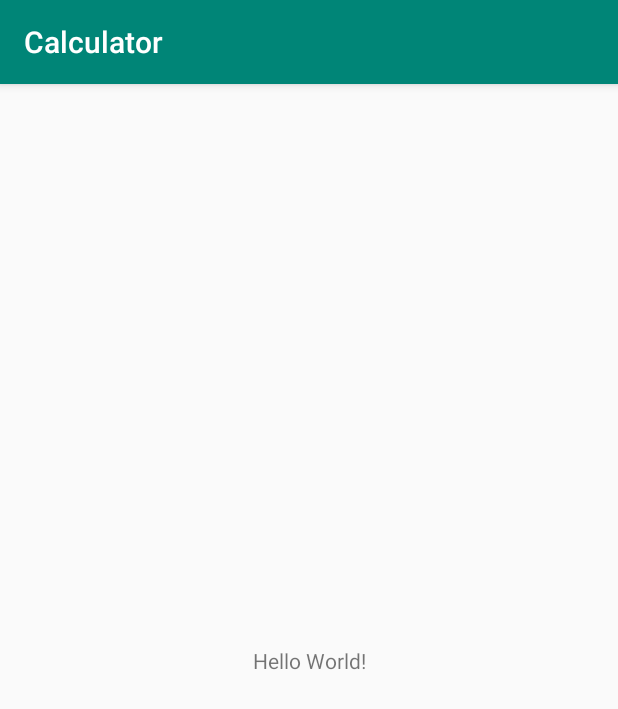
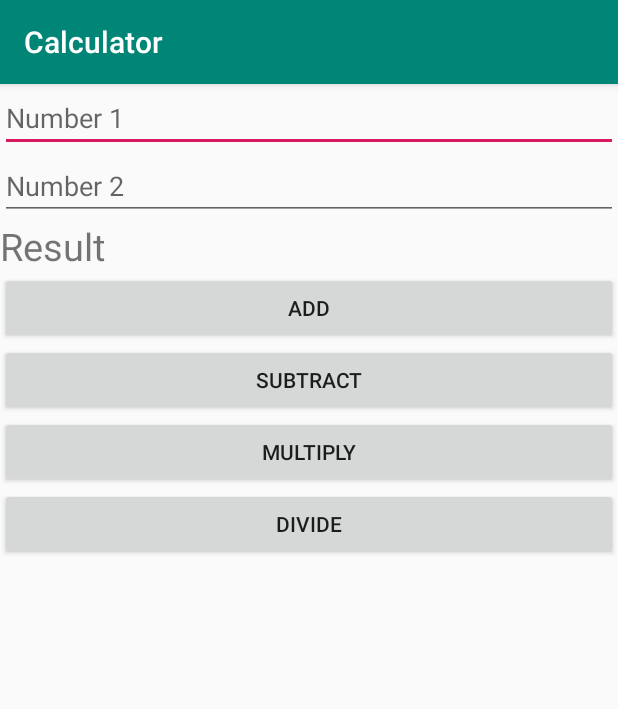
Before and after one commit to justinnguyen0/Calculator, an Android app: the screen it shows after launch (MainActivity), on a phone screen of 412 x 824 dp. Shown: the top 709 px of the screen. Run offline under Robolectric (Android 15) with nearby library versions, the phone set to English and light mode, and no system bars.

Commit message:
Second commit

```diff
--- a/app/src/main/res/layout/activity_main.xml
+++ b/app/src/main/res/layout/activity_main.xml
@@ -1,18 +1,57 @@
 <?xml version="1.0" encoding="utf-8"?>
-<androidx.constraintlayout.widget.ConstraintLayout xmlns:android="http://schemas.android.com/apk/res/android"
+<LinearLayout xmlns:android="http://schemas.android.com/apk/res/android"
     xmlns:app="http://schemas.android.com/apk/res-auto"
     xmlns:tools="http://schemas.android.com/tools"
     android:layout_width="match_parent"
     android:layout_height="match_parent"
+    android:orientation="vertical"
     tools:context=".MainActivity">
 
+    <EditText
+        android:id="@+id/number1"
+        android:hint="Number 1"
+        android:layout_width="match_parent"
+        android:layout_height="wrap_content"
+        android:ems="10"
+        android:inputType="number" />
+
+
+    <EditText
+        android:id="@+id/number2"
+        android:hint="Number 2"
+        android:layout_width="match_parent"
+        android:layout_height="wrap_content"
+        android:ems="10"
+        android:inputType="number" />
+
     <TextView
-        android:layout_width="wrap_content"
+        android:id="@+id/result"
+        android:textSize="25sp"
+        android:layout_width="match_parent"
         android:layout_height="wrap_content"
-        android:text="Hello World!"
-        app:layout_constraintBottom_toBottomOf="parent"
-        app:layout_constraintLeft_toLeftOf="parent"
-        app:layout_constraintRight_toRightOf="parent"
-        app:layout_constraintTop_toTopOf="parent" />
+        android:text="Result" />
 
-</androidx.constraintlayout.widget.ConstraintLayout>
+    <Button
+        android:id="@+id/add"
+        android:layout_width="match_parent"
+        android:layout_height="wrap_content"
+        android:text="Add" />
+
+    <Button
+        android:id="@+id/subtract"
+        android:layout_width="match_parent"
+        android:layout_height="wrap_content"
+        android:text="Subtract" />
+
+    <Button
+        android:id="@+id/multiply"
+        android:layout_width="match_parent"
+        android:layout_height="wrap_content"
+        android:text="Multiply" />
+
+    <Button
+        android:id="@+id/divide"
+        android:layout_width="match_parent"
+        android:layout_height="wrap_content"
+        android:text="Divide" />
+</LinearLayout>
```
